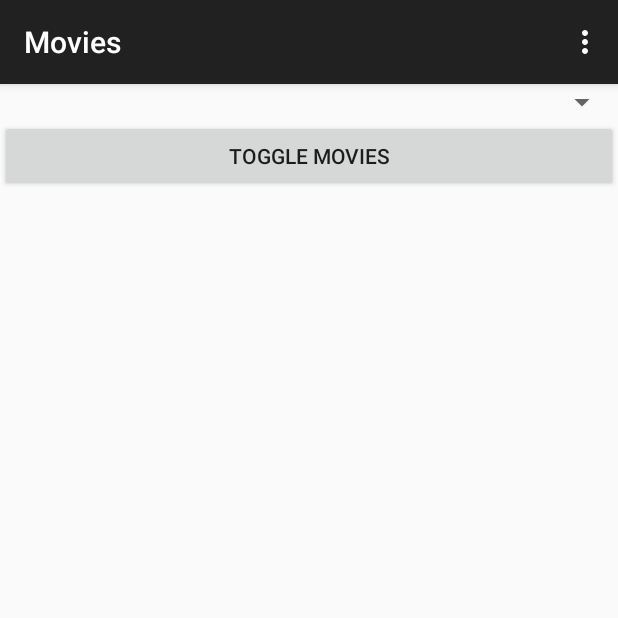
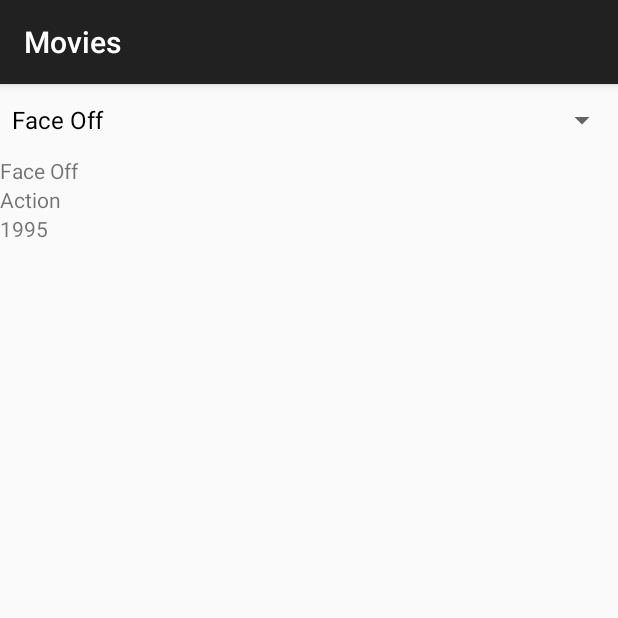
Before and after one commit to JackB03/Java-Project3, an Android app: the screen it shows after launch (MainActivity), on a phone screen of 412 x 824 dp, the top half of it. Run offline under Robolectric (Android 15) with nearby library versions, the phone set to English and light mode, and no system bars.

Commit message:
Figured out a way to get the landscape mode working and to populate my list view

```diff
--- a/app/src/main/java/android/fullsail/com/j_bonner_project3/Adapter.java
+++ b/app/src/main/java/android/fullsail/com/j_bonner_project3/Adapter.java
@@ -9,9 +9,7 @@ import android.widget.TextView;
 
 import java.util.ArrayList;
 
-/**
- * Created by JackBonner on 9/17/15.
- */
+
 public class Adapter extends BaseAdapter {
 
     private static final long ID_CONSTANT = 0x010101010L;
--- a/app/src/main/java/android/fullsail/com/j_bonner_project3/MainActivity.java
+++ b/app/src/main/java/android/fullsail/com/j_bonner_project3/MainActivity.java
@@ -1,40 +1,125 @@
 package android.fullsail.com.j_bonner_project3;
 
+import android.content.res.Configuration;
 import android.support.v7.app.AppCompatActivity;
 import android.os.Bundle;
+import android.util.Log;
 import android.view.Menu;
 import android.view.MenuItem;
+import android.widget.ArrayAdapter;
+import android.widget.ListView;
+import android.widget.Spinner;
+import android.widget.AdapterView;
+import android.view.View;
+import android.widget.Button;
+import android.widget.TextView;
+import android.widget.Toast;
+
+
+import java.util.ArrayList;
+import java.util.Arrays;
+import java.util.Comparator;
 
 public class MainActivity extends AppCompatActivity {
 
-
+    ArrayAdapter<String> theAdapter;
+    final String TAG = "MY MOVIE TAG";
 
 
     @Override
     protected void onCreate(Bundle savedInstanceState) {
         super.onCreate(savedInstanceState);
         setContentView(R.layout.activity_main);
+
+        // Local Variables
+
+
+        // Array List Information
+        ArrayList<Movies> theMovies = new ArrayList<>();
+        theMovies = new ArrayList<Movies>();
+        theMovies.add(new Movies("Face Off", "Action", "1995"));
+        theMovies.add(new Movies("Gladiator", "Drama", "2000"));
+        theMovies.add(new Movies("Batman Begins", "Fantasy", "2005"));
+
+
+        //boolean landOrientation = getResources().getBoolean(R.bool.landscapeMode);
+        int orientation = this.getResources().getConfiguration().orientation;
+
+        // When user is in Portrait
+        if (orientation == Configuration.ORIENTATION_PORTRAIT) {
+            Spinner sv = (Spinner) findViewById(R.id.movieSpinnerView);
+
+            //ADD SPINNER EVENT LISTENER
+            sv.setOnItemSelectedListener(new AdapterView.OnItemSelectedListener() {
+                @Override
+                public void onItemSelected(AdapterView<?> adapterView, View view, int i, long l) {
+                    Log.i(TAG, "Item Selected");
+
+                    Movies movie = (Movies) adapterView.getAdapter().getItem(i);
+                    setInfo(movie.getName(),movie.getGenre(),movie.getYear());
+
+                }
+
+                @Override
+                public void onNothingSelected(AdapterView<?> adapterView) {
+                    Log.i(TAG, "Nothing Selected");
+                }
+            });
+
+
+            ArrayAdapter<Movies> theAdapter = new ArrayAdapter(this, android.R.layout.simple_spinner_dropdown_item, theMovies);
+
+            sv.setAdapter(theAdapter);
+
+
+        } else {
+            // When user is in Landscape
+            ListView movieListView = (ListView) findViewById(R.id.movieListView);
+
+            movieListView.setOnItemClickListener(new AdapterView.OnItemClickListener() {
+                @Override
+                public void onItemClick(AdapterView<?> parent, View view, int position, long id) {
+                    Movies movie = (Movies) parent.getAdapter().getItem(position);
+
+                    setInfo(movie.getName(), movie.getGenre(), movie.getYear());
+                }
+            });
+
+            Adapter movieAdapter = new Adapter(this, theMovies);
+
+            movieListView.setAdapter(movieAdapter);
+
+        }
+
     }
 
-    @Override
-    public boolean onCreateOptionsMenu(Menu menu) {
-        // Inflate the menu; this adds items to the action bar if it is present.
-        getMenuInflater().inflate(R.menu.menu_main, menu);
-        return true;
-    }
+    public void setInfo(String _name, String _genre, String _year) {
 
-    @Override
-    public boolean onOptionsItemSelected(MenuItem item) {
-        // Handle action bar item clicks here. The action bar will
-        // automatically handle clicks on the Home/Up button, so long
-        // as you specify a parent activity in AndroidManifest.xml.
-        int id = item.getItemId();
+        int orientation = this.getResources().getConfiguration().orientation;
 
-        //noinspection SimplifiableIfStatement
-        if (id == R.id.action_settings) {
-            return true;
+        if(orientation == Configuration.ORIENTATION_PORTRAIT) {
+
+            TextView movieName = (TextView) findViewById(R.id.movie_name);
+            TextView movieGenre = (TextView) findViewById(R.id.movie_genre);
+            TextView movieYear = (TextView) findViewById(R.id.movie_year);
+
+            movieName.setText(_name);
+            movieGenre.setText(_genre);
+            movieYear.setText(_year);
+
+
+        } else {
+
+            TextView movieName = (TextView) findViewById(R.id.land_movieName);
+            TextView movieGenre = (TextView) findViewById(R.id.land_movieGenre);
+            TextView movieYear = (TextView) findViewById(R.id.land_movieYear);
+
+            movieName.setText(_name);
+            movieGenre.setText(_genre);
+            movieYear.setText(_year);
+
+
         }
 
-        return super.onOptionsItemSelected(item);
     }
 }
--- a/app/src/main/java/android/fullsail/com/j_bonner_project3/Movies.java
+++ b/app/src/main/java/android/fullsail/com/j_bonner_project3/Movies.java
@@ -1,17 +1,32 @@
 package android.fullsail.com.j_bonner_project3;
 
-/**
- * Created by JackBonner on 9/17/15.
- */
 public class Movies {
 
     private String mName;
     private String mGenre;
     private String mYear;
 
-    public Movies (String _name, String _genre, String _year) {
+    public Movies () {
+        mName = "";
+        mGenre = "";
+        mYear = "";
+    }
+
+    // Name
+    public Movies(String _name) {
+        this();
         mName = _name;
+    }
+
+    // Genre
+    public Movies(String _name, String _genre) {
+        this(_name);
         mGenre = _genre;
+    }
+
+    // Year
+    public Movies(String _name, String _genre, String _year) {
+        this(_name, _genre);
         mYear = _year;
     }
 
@@ -27,4 +42,8 @@ public class Movies {
         return mYear;
     }
 
+    public String toString() {
+        return mName;
+    }
+
 }
--- a/app/src/main/res/layout-land/activity_main.xml
+++ b/app/src/main/res/layout-land/activity_main.xml
@@ -1,13 +1,40 @@
 <?xml version="1.0" encoding="utf-8"?>
-<LinearLayout xmlns:android="http://schemas.android.com/apk/res/android"
+<RelativeLayout xmlns:android="http://schemas.android.com/apk/res/android"
     android:layout_width="match_parent"
     android:layout_height="match_parent">
 
     <ListView
         android:layout_width="match_parent"
-        android:layout_height="wrap_content"
-        android:id="@+id/movieListView">
+        android:layout_height="150dp"
+        android:id="@+id/movieListView"
+        android:layout_alignParentTop="true"
+        android:layout_alignParentLeft="true"
+        android:layout_alignParentStart="true">
 
     </ListView>
 
-</LinearLayout>
+    <TextView
+        android:layout_width="match_parent"
+        android:layout_height="wrap_content"
+        android:id="@+id/land_movieName"
+        android:layout_below="@+id/movieListView"
+        android:layout_marginTop="20dp"
+        />
+
+    <TextView
+        android:layout_width="match_parent"
+        android:layout_height="wrap_content"
+        android:id="@+id/land_movieGenre"
+        android:layout_below="@+id/land_movieName"
+        android:layout_marginTop="10dp"
+        />
+
+    <TextView
+        android:layout_width="match_parent"
+        android:layout_height="wrap_content"
+        android:id="@+id/land_movieYear"
+        android:layout_below="@+id/land_movieGenre"
+        android:layout_marginTop="10dp"
+        />
+
+</RelativeLayout>
--- a/app/src/main/res/layout-land/movie_list.xml
+++ b/app/src/main/res/layout-land/movie_list.xml
@@ -1,9 +1,9 @@
+<?xml version="1.0" encoding="utf-8"?>
 <LinearLayout xmlns:android="http://schemas.android.com/apk/res/android"
-    android:layout_width="fill_parent"
-    android:layout_height="fill_parent"
-    android:minHeight="48dp"
-    android:padding="8dp"
-    android:orientation="vertical" >
+    android:orientation="vertical"
+    android:layout_width="match_parent"
+    android:layout_height="match_parent">
+
 
         <LinearLayout android:layout_width="fill_parent"
             android:layout_height="wrap_content"
@@ -27,4 +27,6 @@
             android:layout_height="wrap_content"
             android:textAppearance="?android:attr/textAppearanceSmall" />
 
+
+
 </LinearLayout>
--- a/app/src/main/res/layout/activity_main.xml
+++ b/app/src/main/res/layout/activity_main.xml
@@ -11,10 +11,22 @@
         >
     </Spinner>
 
-    <Button
-        android:id="@+id/toggle"
+    <TextView
         android:layout_width="match_parent"
         android:layout_height="wrap_content"
-        android:text="@string/movies" />
+        android:id="@+id/movie_name"
+        />
+
+    <TextView
+        android:layout_width="match_parent"
+        android:layout_height="wrap_content"
+        android:id="@+id/movie_genre"
+        />
+
+    <TextView
+        android:layout_width="match_parent"
+        android:layout_height="wrap_content"
+        android:id="@+id/movie_year"
+        />
 
 </LinearLayout>
--- a/app/src/main/res/layout/movie_list.xml
+++ b/app/src/main/res/layout/movie_list.xml
@@ -3,5 +3,8 @@
     android:layout_height="fill_parent"
     android:orientation="vertical" >
 
+    <TextView android:id="@+id/movie_name"
+        android:layout_width="wrap_content"
+        android:layout_height="wrap_content"/>
 
 </LinearLayout>
--- a/app/src/main/res/menu/menu_main.xml
+++ b/app/src/main/res/menu/menu_main.xml
@@ -1,6 +1,5 @@
 <menu xmlns:android="http://schemas.android.com/apk/res/android"
     xmlns:app="http://schemas.android.com/apk/res-auto"
     xmlns:tools="http://schemas.android.com/tools" tools:context=".MainActivity">
-    <item android:id="@+id/action_settings" android:title="@string/action_settings"
-        android:orderInCategory="100" app:showAsAction="never" />
+
 </menu>
--- a/app/src/main/res/values/strings.xml
+++ b/app/src/main/res/values/strings.xml
@@ -1,6 +1,10 @@
 <resources>
     <string name="app_name">Movies</string>
 
-    <string name="movies">Toggle Movies</string>
-    <string name="action_settings">Settings</string>
+    <string name="movies">Sort Movies</string>
+    <string-array name="movieNames">
+        <item>Face Off</item>
+        <item>Gladiator</item>
+        <item>Batman Begins</item>
+    </string-array>
 </resources>
```
Lines whose indentation alone changed are shown as unchanged.
